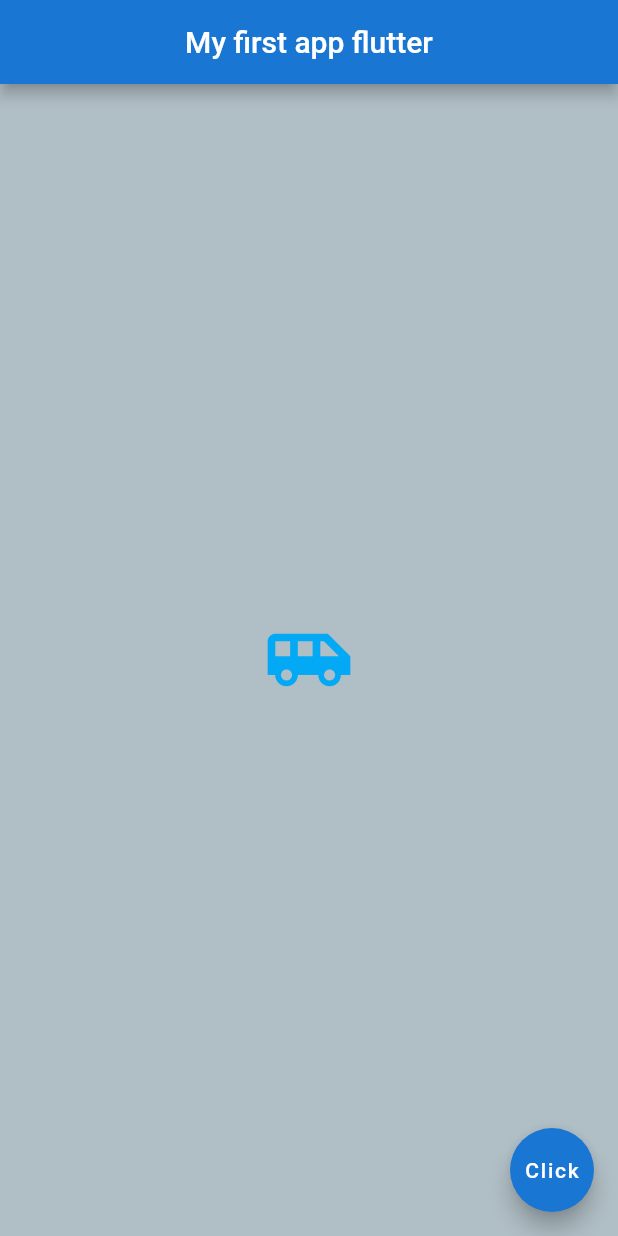
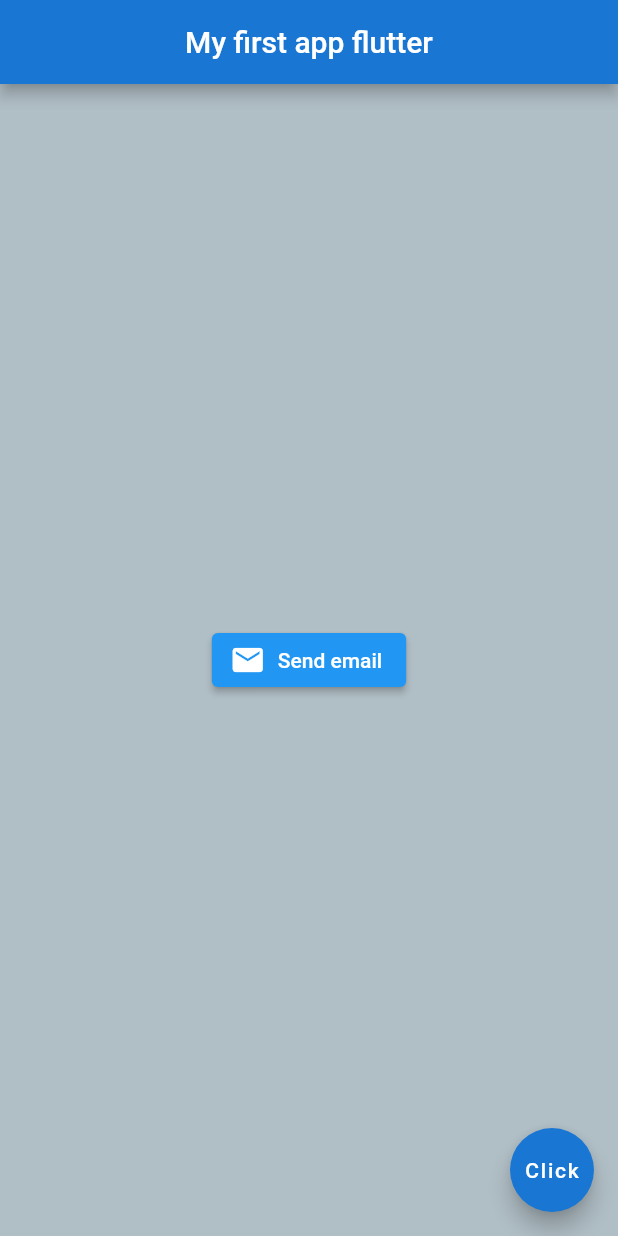
Before and after one commit to youzerssif/flutter_first_app, a Flutter app: the screen it shows after launch, on a phone screen of 412 x 824 dp. Run offline on Flutter 3.47's test engine with Material 2 defaults, Android fonts, the phone set to English and light mode, and no system bars.

Commit message:
adding button with icon

```diff
--- a/lib/main.dart
+++ b/lib/main.dart
@@ -22,13 +22,13 @@ class Home extends StatelessWidget {
         centerTitle: true,
         backgroundColor: Colors.blue[700],
       ),
-      body: const Center(
-        child: Icon(
-          Icons.airport_shuttle,
-          color: Colors.lightBlue,
-          size: 60.0,
-        ),
-      ),
+      body: Center(
+          child: ElevatedButton.icon(
+              onPressed: () {},
+              icon: const Icon(
+                Icons.mail,
+              ),
+              label: const Text('Send email'))),
       floatingActionButton: FloatingActionButton(
         onPressed: () {},
         child: const Text('Click'),
```
